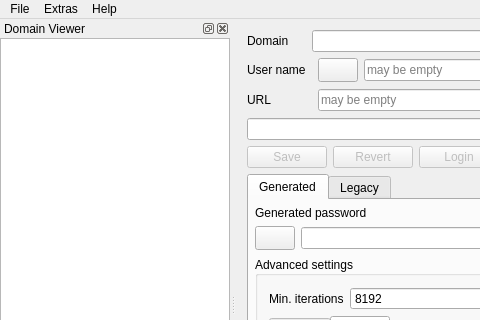
Before: the Qt Designer form Qt-SESAM/mainwindow.ui in 607011/Qt-SESAM, drawn with Qt 5; both pictures show x 0 to 480 and y 0 to 320 of the 596 by 610 pixel window.
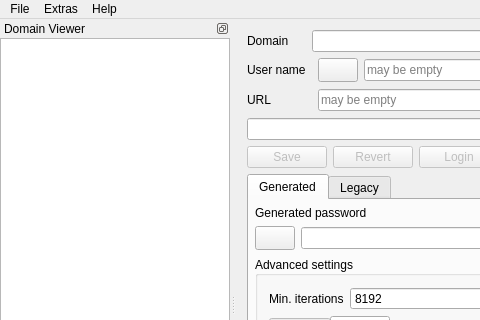
After: the same form once the commit is applied. Icons and pictures are not drawn. Custom widgets are drawn as their Qt base class.

Commit message: domain viewer can not be closed

What changed in the file:
```diff
--- a/Qt-SESAM/mainwindow.ui
+++ b/Qt-SESAM/mainwindow.ui
@@ -943,6 +943,9 @@
    <property name="floating">
     <bool>false</bool>
    </property>
+   <property name="features">
+    <set>QDockWidget::DockWidgetFloatable|QDockWidget::DockWidgetMovable</set>
+   </property>
    <property name="windowTitle">
     <string>Domain Viewer</string>
    </property>
```
